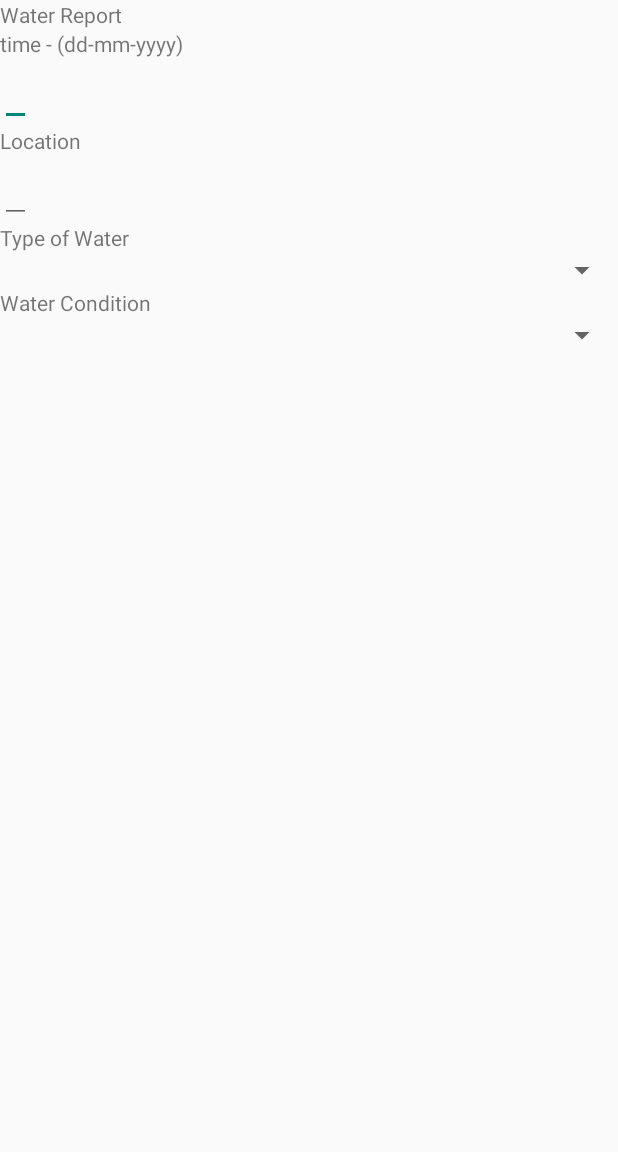
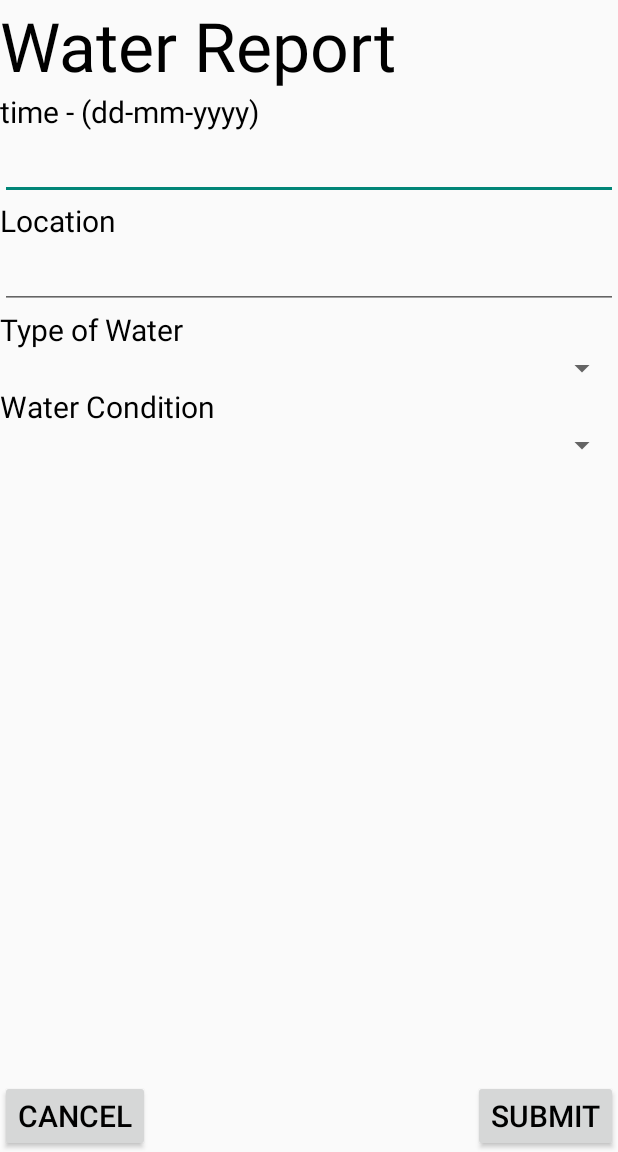
Before and after one commit to tanya425/CrowdSourcing-Team-22, an Android app: the SubWaterRepoActivity screen opened directly, with no data from a screen before it, on a phone screen of 412 x 824 dp, the part 84-1236 px from its top. Run offline under Robolectric (Android 15) with nearby library versions, the phone set to English and light mode, and no system bars.

Commit message:
changed formatring in submit water report layout

```diff
--- a/app/src/main/res/layout/activity_sub_water_repo.xml
+++ b/app/src/main/res/layout/activity_sub_water_repo.xml
@@ -18,6 +18,8 @@
 
     <TextView
         android:text="@string/water_report"
+        android:textSize="45sp"
+        android:textColor="@color/Black"
         android:layout_width="wrap_content"
         android:layout_height="wrap_content"
         android:layout_below="@+id/my_toolbar"
@@ -26,6 +28,8 @@
 
     <TextView
         android:text="@string/time_w_example"
+        android:textSize="20sp"
+        android:textColor="@color/Black"
         android:layout_width="wrap_content"
         android:layout_height="wrap_content"
         android:layout_below="@+id/water_report_tv"
@@ -33,7 +37,8 @@
         />
 
     <EditText
-        android:layout_width="wrap_content"
+        android:inputType="text"
+        android:layout_width="match_parent"
         android:layout_height="wrap_content"
         android:layout_below="@id/time_detail_tv"
         android:id="@+id/time_detail_et"
@@ -41,6 +46,8 @@
 
     <TextView
         android:text="@string/location"
+        android:textSize="20sp"
+        android:textColor="@color/Black"
         android:layout_width="wrap_content"
         android:layout_height="wrap_content"
         android:layout_below="@+id/time_detail_et"
@@ -48,7 +55,8 @@
         />
 
     <EditText
-        android:layout_width="wrap_content"
+        android:inputType="text"
+        android:layout_width="match_parent"
         android:layout_height="wrap_content"
         android:layout_below="@+id/location_tv"
         android:id="@+id/location_et"
@@ -56,6 +64,8 @@
 
     <TextView
         android:text="@string/type"
+        android:textSize="20sp"
+        android:textColor="@color/Black"
         android:layout_width="wrap_content"
         android:layout_height="wrap_content"
         android:layout_below="@+id/location_et"
@@ -71,6 +81,8 @@
 
     <TextView
         android:text="@string/water_condition"
+        android:textSize="20sp"
+        android:textColor="@color/Black"
         android:layout_width="wrap_content"
         android:layout_height="wrap_content"
         android:layout_below="@+id/water_type_spinner"
@@ -84,4 +96,25 @@
         android:id="@+id/water_condition_spinner"
         />
 
+    <Button
+        android:text="@string/submit"
+        android:textSize="20sp"
+        android:textColor="@color/Black"
+        android:layout_width="wrap_content"
+        android:layout_height="wrap_content"
+        android:layout_alignParentBottom="true"
+        android:layout_alignParentEnd="true"
+        android:id="@+id/submit_button"
+        android:layout_alignTop="@+id/cancel_button" />
+
+    <Button
+        android:text="@string/cancel"
+        android:textSize="20sp"
+        android:textColor="@color/Black"
+        android:layout_width="wrap_content"
+        android:layout_height="wrap_content"
+        android:layout_alignParentBottom="true"
+        android:layout_alignParentStart="true"
+        android:id="@+id/cancel_button"
+        />
 </RelativeLayout>
```
